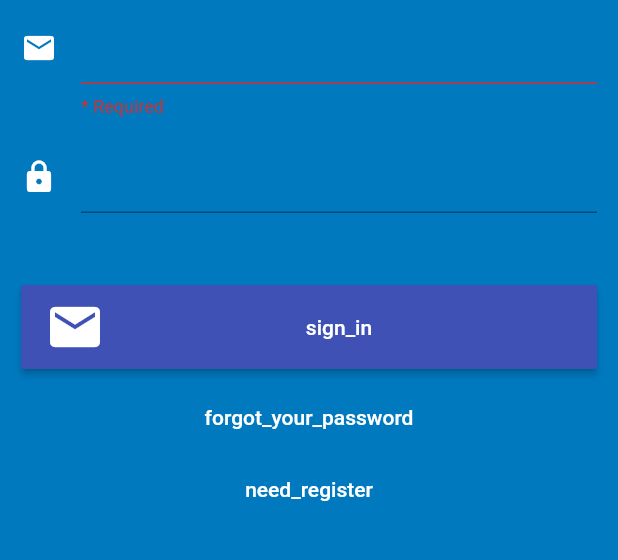
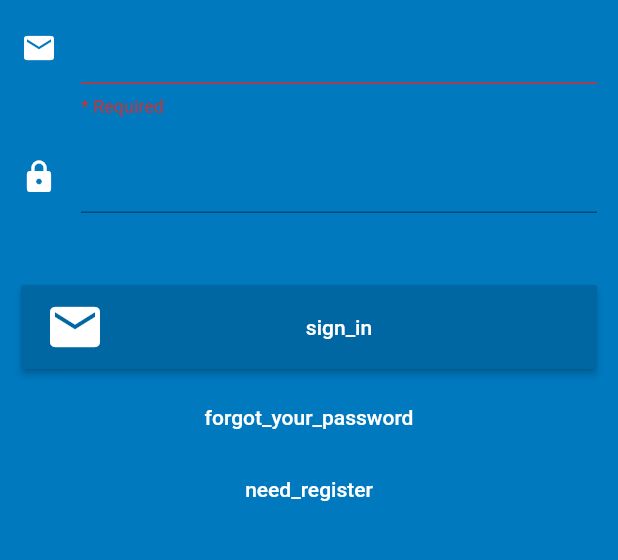
Before and after one commit to mniemyjski/deskable, a Flutter app: the screen it shows after launch, after a tap on "sign_in_with_email", after a tap on "sign_in", on a phone screen of 412 x 824 dp, the part 447-1007 px from its top. Run offline on Flutter 3.47's test engine with Material 2 defaults, Android fonts, the light colour scheme and no system bars; our stand-ins replace auto_size_text, bloc, cached_network_image, cloud_firestore, connectivity_plus, easy_localization and 15 more; missing offline and left inert: crop_your_image, easy_localization_loader; accounts and stored records are empty; Roboto replaces fonts that are missing (Georgia); statements that could not run were skipped.

Commit message:
change ui

```diff
--- a/lib/main.dart
+++ b/lib/main.dart
@@ -111,13 +111,13 @@ class MyApp extends StatelessWidget {
               title: 'Deskable',
               theme: ThemeData(
                 fontFamily: 'Georgia',
-                // primarySwatch: Colors.indigo,
-
                 appBarTheme: AppBarTheme(color: Color.fromRGBO(0, 103, 163, 1)),
+                primaryColor: Color.fromRGBO(0, 103, 163, 1),
                 scaffoldBackgroundColor: Color.fromRGBO(0, 121, 191, 1),
                 elevatedButtonTheme: ElevatedButtonThemeData(
                   style: ButtonStyle(
                     backgroundColor: MaterialStateProperty.all(Color.fromRGBO(0, 103, 163, 1)),
+                    foregroundColor: MaterialStateProperty.all(Colors.white),
                   ),
                 ),
                 cardColor: Colors.grey[200],
--- a/lib/widgets/custom_button.dart
+++ b/lib/widgets/custom_button.dart
@@ -2,7 +2,7 @@ import 'package:flutter/material.dart';
 
 class CustomButton extends StatelessWidget {
   final Widget child;
-  final Color backgroundColor;
+  final Color? backgroundColor;
   final Color textColor;
   final VoidCallback? onPressed;
 
@@ -11,7 +11,7 @@ class CustomButton extends StatelessWidget {
     required this.onPressed,
     required this.child,
     this.textColor = Colors.white,
-    this.backgroundColor = Colors.indigo,
+    this.backgroundColor,
   }) : super(key: key);
 
   @override
@@ -23,7 +23,7 @@ class CustomButton extends StatelessWidget {
         child: ElevatedButton(
           style: ElevatedButton.styleFrom(
             onPrimary: textColor,
-            primary: backgroundColor,
+            primary: backgroundColor ?? Color.fromRGBO(0, 103, 163, 1),
             minimumSize: Size(56, 56),
             padding: EdgeInsets.symmetric(horizontal: 16),
             shape: const RoundedRectangleBorder(
--- a/lib/widgets/custom_selector_data.dart
+++ b/lib/widgets/custom_selector_data.dart
@@ -35,7 +35,7 @@ class CustomSelectorData extends StatelessWidget {
         SizedBox(width: 4),
         if (onPressedNext != null)
           Padding(
-            padding: const EdgeInsets.only(left: 4),
+            padding: const EdgeInsets.only(right: 4),
             child: InkWell(
               child: FaIcon(FontAwesomeIcons.chevronRight),
               onTap: onPressedNext,
```
